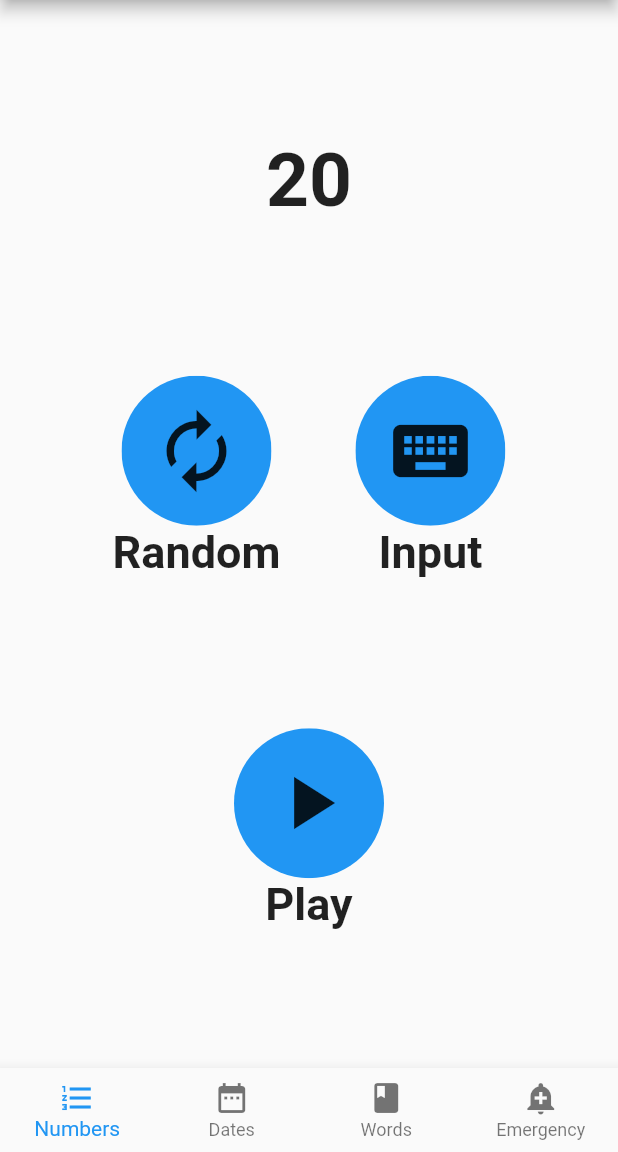
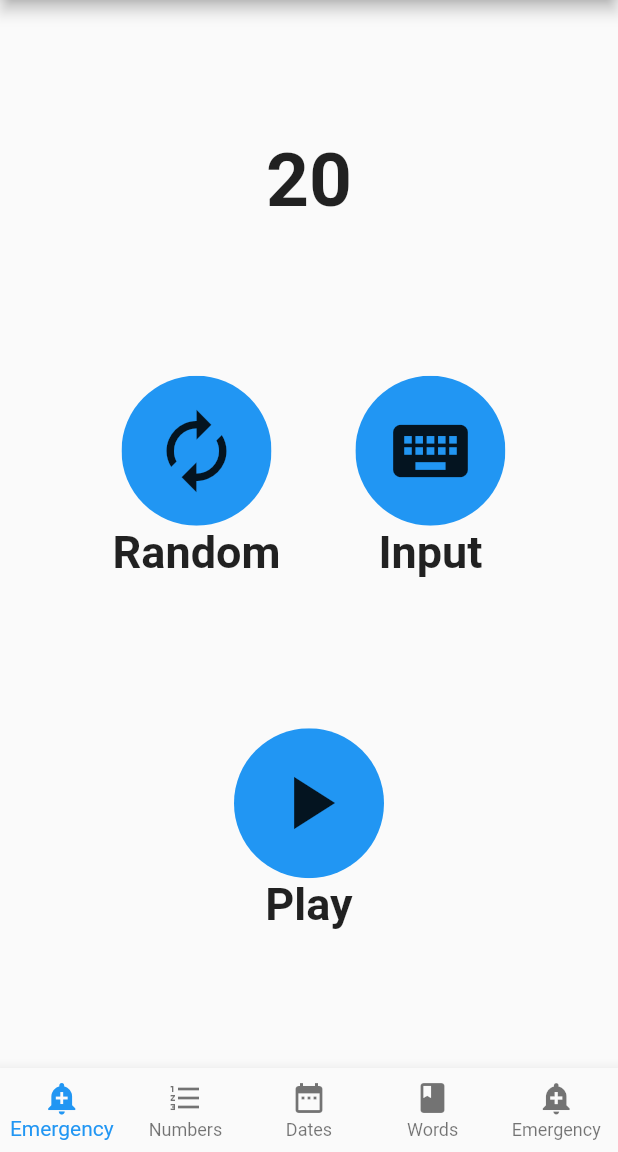
Before and after one commit to janagrill/aphasia-helper, a Flutter app: the screen it shows after launch, on a phone screen of 412 x 824 dp, the part 84-1236 px from its top. Run offline on Flutter 3.47's test engine with Material 2 defaults, Android fonts, the light colour scheme and no system bars; our stand-ins replace flutter_tts.

Commit message:
emergency tab as 4th

```diff
--- a/lib/home.dart
+++ b/lib/home.dart
@@ -1,4 +1,5 @@
 import 'package:flutter/material.dart';
+import 'package:flutter_coding_challenge/date_trainer.dart';
 
 import 'date_trainer.dart';
 import 'number_trainer.dart';
@@ -36,6 +37,10 @@ class _HomeState extends State<Home> {
         }),
         items: [
           BottomNavigationBarItem(
+            icon: new Icon(Icons.add_alert),
+            title: new Text('Emergency'),
+          ),
+          BottomNavigationBarItem(
             icon: new Icon(Icons.format_list_numbered),
             title: new Text('Numbers'),
           ),
```
